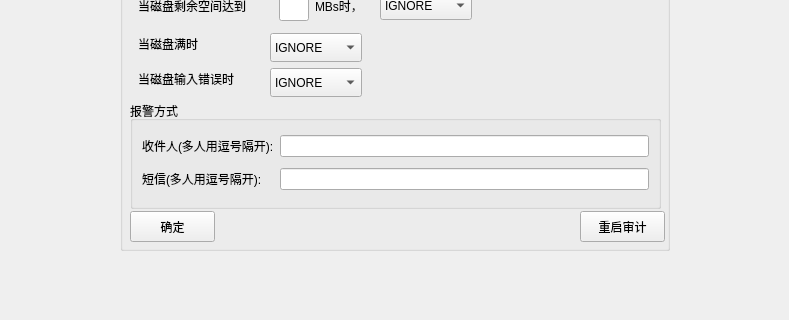
Above: AUD/audconfpage.ui from liuyufeng509/SecCenter before the change; both pictures show x 0 to 789 and y 258 to 578 of the 789 by 578 pixel window. Below: the same form after it.
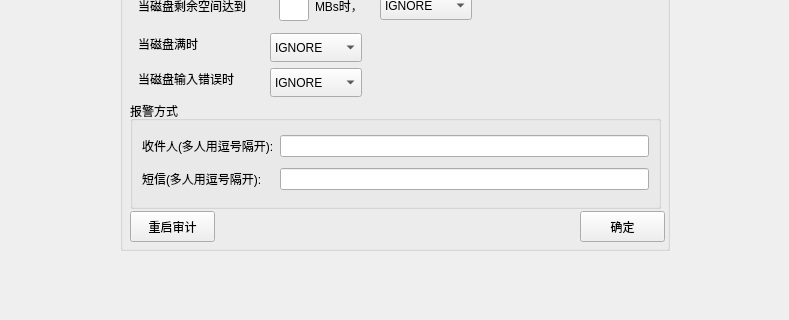
That is the form after the change.

```diff
--- a/AUD/audconfpage.ui
+++ b/AUD/audconfpage.ui
@@ -105,7 +105,7 @@
      <widget class="QPushButton" name="restartAduButton">
       <property name="geometry">
        <rect>
-        <x>460</x>
+        <x>10</x>
         <y>400</y>
         <width>85</width>
         <height>31</height>
@@ -550,7 +550,7 @@
      <widget class="QPushButton" name="okButton">
       <property name="geometry">
        <rect>
-        <x>10</x>
+        <x>460</x>
         <y>400</y>
         <width>85</width>
         <height>31</height>
```
